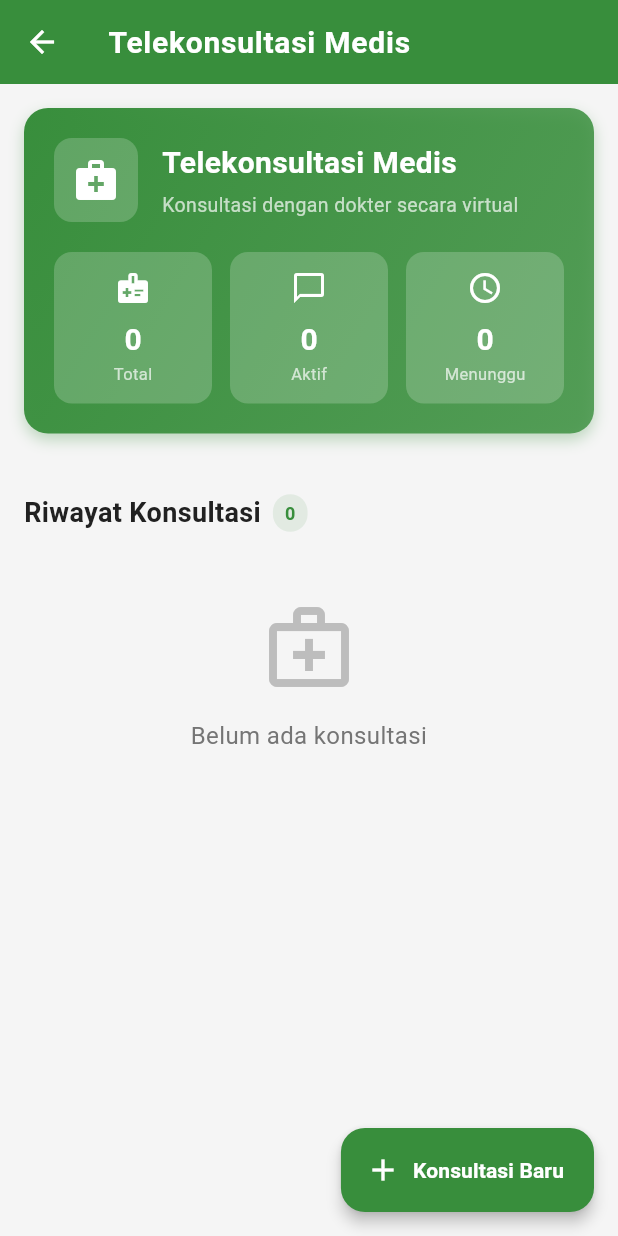
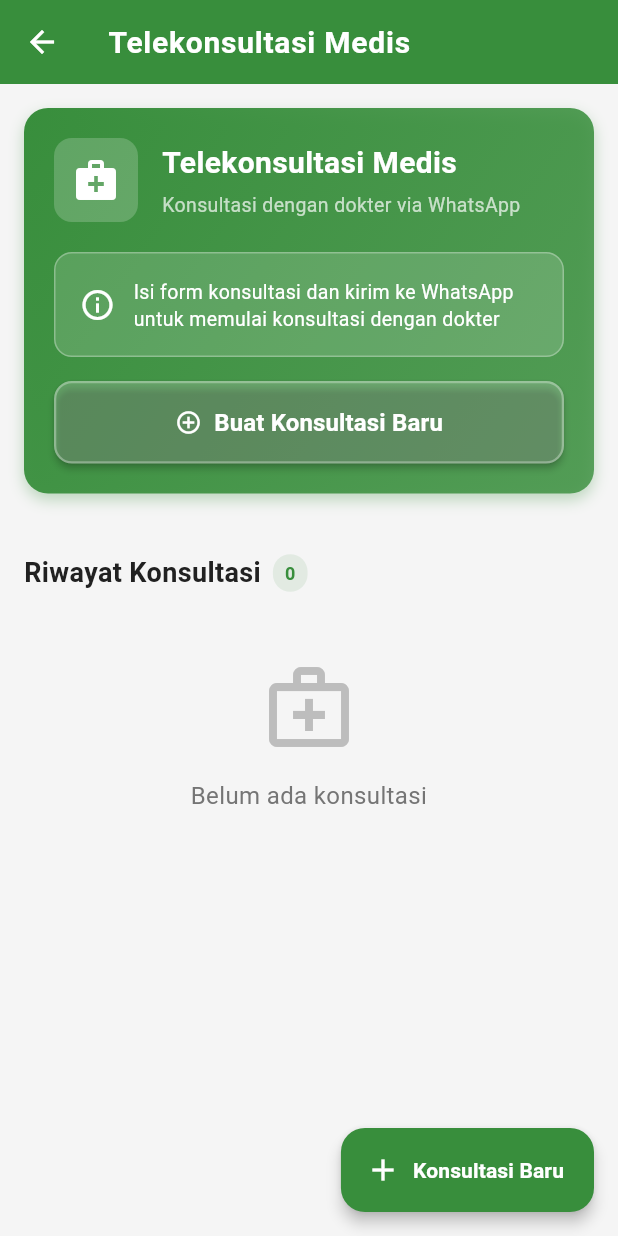
Before and after one commit to alvinlaia11/E-IGD, a Flutter app: the TeleconsultationHomePage screen opened by its route, on a phone screen of 412 x 824 dp. Run offline on Flutter 3.47's test engine with Material 3 defaults, Android fonts, the phone set to English and light mode, and no system bars; our stand-ins replace fl_chart, geocoding, geolocator, google_maps_flutter, permission_handler, share_plus and 1 more; accounts and stored records are empty.

Commit message:
Update WA V1

```diff
--- a/lib/features/emergency/presentation/pages/home_page.dart
+++ b/lib/features/emergency/presentation/pages/home_page.dart
@@ -378,7 +378,7 @@ class _HomePageState extends State<HomePage> {
               ),
             ),
           ),
-          // Telekonsultasi Button
+          // Telekonsultasi Button - Navigate to Teleconsultation Page
           Expanded(
             child: InkWell(
               onTap: () => _navigateToPage(1),
--- a/lib/features/teleconsultation/presentation/pages/teleconsultation_home_page.dart
+++ b/lib/features/teleconsultation/presentation/pages/teleconsultation_home_page.dart
@@ -126,17 +126,17 @@ class _TeleconsultationHomePageState extends State<TeleconsultationHomePage> {
         },
       ),
       floatingActionButton: FloatingActionButton.extended(
-        onPressed: () {
-          Navigator.push(
+        onPressed: () async {
+          await Navigator.push(
             context,
             MaterialPageRoute(
               builder: (context) => const ConsultationFormPage(),
             ),
-          ).then((_) {
+          );
+          // Refresh setelah form ditutup
           if (mounted) {
             context.read<ConsultationNotifier>().loadConsultations();
           }
-          });
         },
         backgroundColor: AppColors.triageHijau,
         icon: const Icon(Icons.add, color: Colors.white),
@@ -202,7 +202,7 @@ class _TeleconsultationHomePageState extends State<TeleconsultationHomePage> {
                     ),
                     SizedBox(height: 4),
                     Text(
-                      'Konsultasi dengan dokter secara virtual',
+                      'Konsultasi dengan dokter via WhatsApp',
                       style: TextStyle(
                         color: Colors.white70,
                         fontSize: 13,
@@ -214,68 +214,82 @@ class _TeleconsultationHomePageState extends State<TeleconsultationHomePage> {
             ],
           ),
           const SizedBox(height: 20),
-          Row(
-            children: [
-              Expanded(
-                child: _buildStatCard(
-                  'Total',
-                  notifier.totalCount.toString(),
-                  Icons.medical_information,
+          // Info Card
+          Container(
+            padding: const EdgeInsets.all(16),
+            decoration: BoxDecoration(
+              color: Colors.white.withOpacity(0.15),
+              borderRadius: BorderRadius.circular(12),
+              border: Border.all(
+                color: Colors.white.withOpacity(0.3),
+                width: 1,
               ),
             ),
-              const SizedBox(width: 12),
-              Expanded(
-                child: _buildStatCard(
-                  'Aktif',
-                  notifier.activeCount.toString(),
-                  Icons.chat_bubble_outline,
-                ),
+            child: Row(
+              children: [
+                const Icon(
+                  Icons.info_outline,
+                  color: Colors.white,
+                  size: 24,
                 ),
                 const SizedBox(width: 12),
-              Expanded(
-                child: _buildStatCard(
-                  'Menunggu',
-                  notifier.waitingCount.toString(),
-                  Icons.access_time,
+                const Expanded(
+                  child: Text(
+                    'Isi form konsultasi dan kirim ke WhatsApp untuk memulai konsultasi dengan dokter',
+                    style: TextStyle(
+                      color: Colors.white,
+                      fontSize: 13,
+                      height: 1.4,
+                    ),
                   ),
                 ),
               ],
+            ),
+          ),
+          const SizedBox(height: 16),
+          // Button Buat Konsultasi Baru
+          SizedBox(
+            width: double.infinity,
+            child: ElevatedButton.icon(
+              onPressed: () async {
+                await Navigator.push(
+                  context,
+                  MaterialPageRoute(
+                    builder: (context) => const ConsultationFormPage(),
+                  ),
+                );
+                // Refresh setelah form ditutup
+                if (mounted) {
+                  context.read<ConsultationNotifier>().loadConsultations();
+                }
+              },
+              icon: const Icon(Icons.add_circle_outline, color: Colors.white),
+              label: const Text(
+                'Buat Konsultasi Baru',
+                style: TextStyle(
+                  color: Colors.white,
+                  fontWeight: FontWeight.bold,
+                  fontSize: 16,
+                ),
+              ),
+              style: ElevatedButton.styleFrom(
+                backgroundColor: Colors.white.withOpacity(0.2),
+                padding: const EdgeInsets.symmetric(vertical: 16),
+                shape: RoundedRectangleBorder(
+                  borderRadius: BorderRadius.circular(12),
+                  side: BorderSide(
+                    color: Colors.white.withOpacity(0.3),
+                    width: 1.5,
+                  ),
+                ),
+              ),
+            ),
           ),
         ],
       ),
     );
   }
 
-  Widget _buildStatCard(String label, String value, IconData icon) {
-    return Container(
-      padding: const EdgeInsets.all(12),
-      decoration: BoxDecoration(
-        color: Colors.white.withOpacity(0.2),
-        borderRadius: BorderRadius.circular(12),
-      ),
-      child: Column(
-        children: [
-          Icon(icon, color: Colors.white, size: 24),
-          const SizedBox(height: 8),
-          Text(
-            value,
-            style: const TextStyle(
-              color: Colors.white,
-              fontSize: 20,
-              fontWeight: FontWeight.bold,
-            ),
-          ),
-          Text(
-            label,
-            style: const TextStyle(
-              color: Colors.white70,
-              fontSize: 11,
-            ),
-          ),
-        ],
-      ),
-    );
-  }
 
   Widget _buildSectionHeader(BuildContext context, String title, int count) {
     return Padding(
--- a/lib/main.dart
+++ b/lib/main.dart
@@ -33,6 +33,11 @@ void main() async {
   WidgetsFlutterBinding.ensureInitialized();
   // Initialize locale data for intl package
   await initializeDateFormatting('id_ID', null);
+
+  // Initialize databases to ensure tables are created
+  await PatientLocalDataSource.instance.database;
+  await TeleconsultationLocalDataSource.instance.database;
+
   runApp(const MyApp());
 }
 
--- a/pubspec.yaml
+++ b/pubspec.yaml
@@ -22,6 +22,7 @@ dependencies:
   geocoding: ^2.1.0
   permission_handler: ^11.0.0
   fl_chart: ^0.66.0
+  url_launcher: ^6.2.2
 
 dev_dependencies:
   flutter_test:
```
Also changed, not shown: lib/core/utils/whatsapp_utils.dart (added, +118 -0 lines), lib/features/emergency/data/datasources/patient_local_datasource.dart (+94 -1 lines), lib/features/teleconsultation/presentation/pages/consultation_form_page.dart (+72 -22 lines), pubspec.lock, 2 other files. Lines whose indentation alone changed are shown as unchanged.
